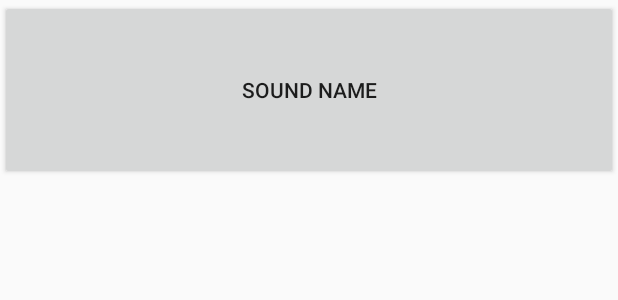
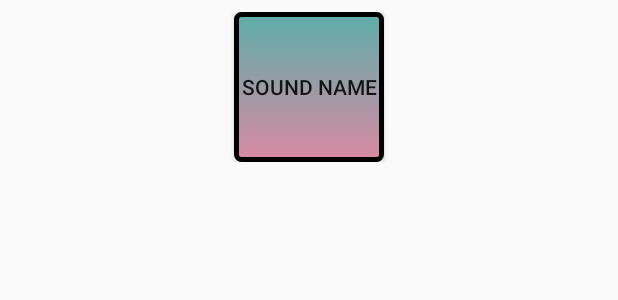
Before and after one commit to jcavalieri8619/BeatBox, an Android app: the layout list_item_sound.xml on its own in the app's theme, with its tools: preview values and no code run, on a phone screen of 412 x 824 dp. Shown: the top 300 px of the screen. Run offline under Robolectric (Android 15) with nearby library versions, the phone set to English and light mode, and no system bars.

Commit message:
data binding

```diff
--- a/app/src/main/res/layout/list_item_sound.xml
+++ b/app/src/main/res/layout/list_item_sound.xml
@@ -5,15 +5,37 @@
 
     <data>
 
+        <variable
+            name="sound"
+            type="com.bignerdranch.android.beatbox.model.Sound" />
+
+        <variable
+            name="onSoundClick"
+            type="com.bignerdranch.android.beatbox.ui.SoundClickCallback" />
+
 
 
     </data>
+
+    <FrameLayout
+        android:layout_width="match_parent"
+        android:layout_height="wrap_content"
+        android:layout_margin="8dp">
     <Button
-        android:layout_width="match_parent"
-        android:layout_height="120dp"
-        tools:text="Sound Name">
+        style="@style/BeatBoxButton.Strong"
+
+
+        android:background="@drawable/button_statelist"
+        android:layout_width="100dp"
+        android:layout_height="100dp"
+        android:layout_gravity="center"
+
+        tools:text="Sound Name"
+        android:onClick="@{()->onSoundClick.onClick(sound)}"
+        android:text="@{sound.getName()}">
 
 
 
     </Button>
+    </FrameLayout>
 </layout>
```
